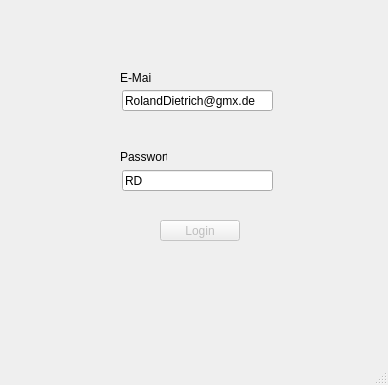
Qt form qt_loginview.ui (RomanDietenmeier/Klassenliste_Implementierung) before a commit.
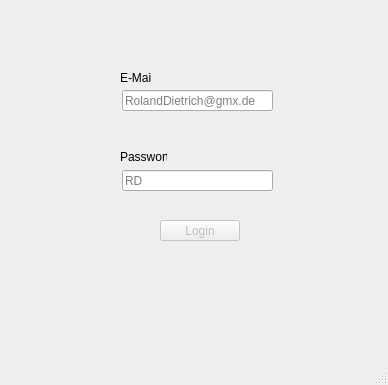
The same form after that commit.

```diff
--- a/qt_loginview.ui
+++ b/qt_loginview.ui
@@ -50,6 +50,9 @@
      </rect>
     </property>
     <property name="text">
+     <string/>
+    </property>
+    <property name="placeholderText">
      <string>RolandDietrich@gmx.de</string>
     </property>
    </widget>
@@ -63,6 +66,9 @@
      </rect>
     </property>
     <property name="text">
+     <string/>
+    </property>
+    <property name="placeholderText">
      <string>RD</string>
     </property>
    </widget>
```
